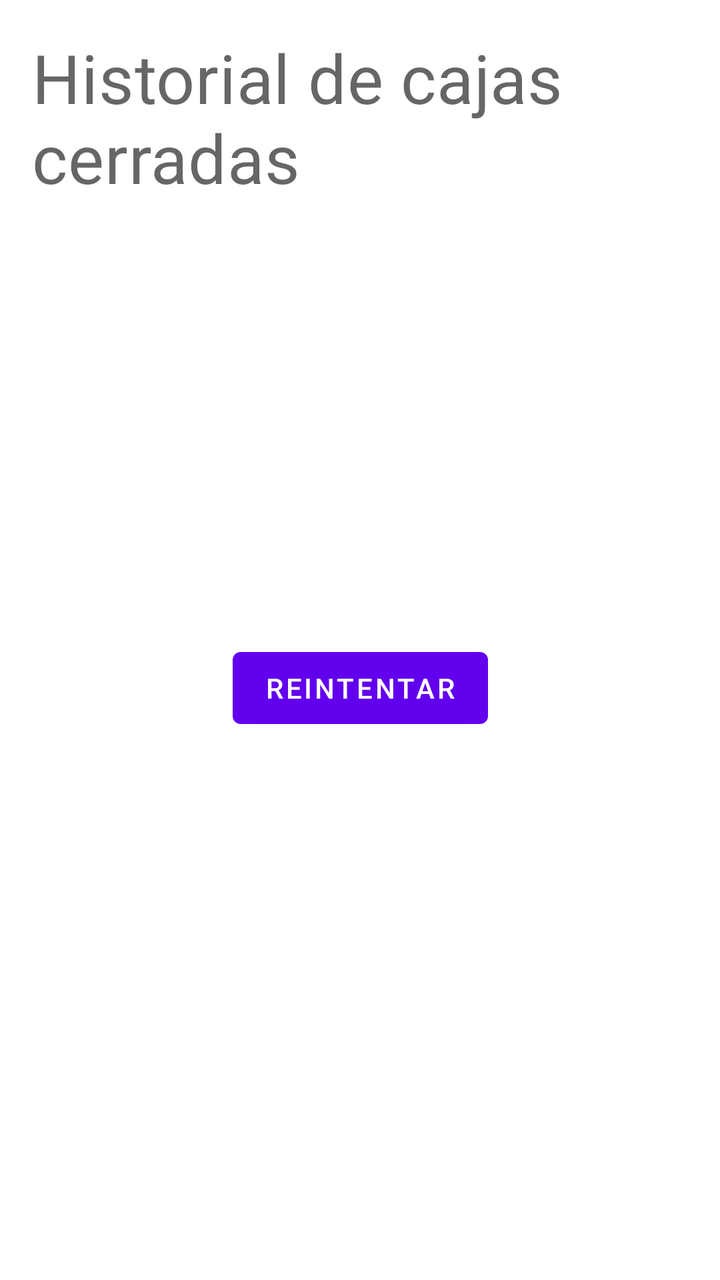
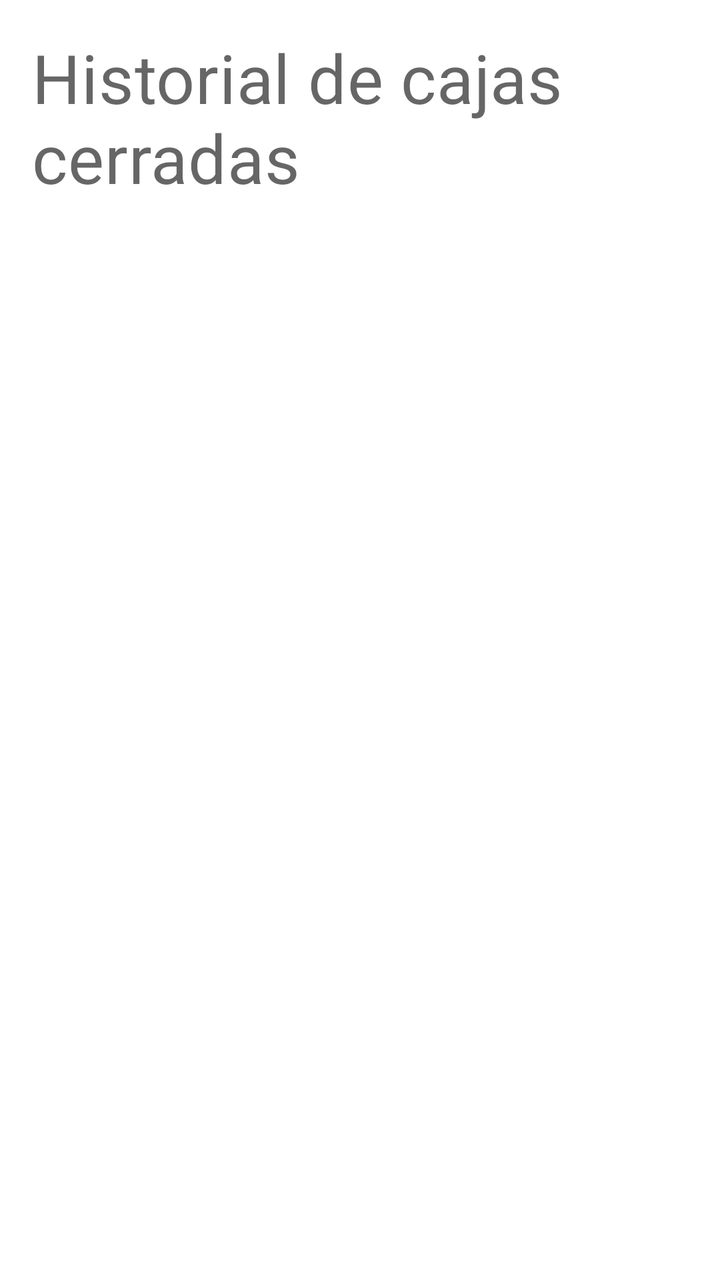

Before-and-after screenshots of an Android layout around one commit, followed by the original layout XML and the change that was made.
<!-- AndroidManifest.xml: application theme Theme.Appmovilgastronomia -->
<!-- res/layout/fragment_caja_historial.xml -->
<?xml version="1.0" encoding="utf-8"?>
<androidx.constraintlayout.widget.ConstraintLayout xmlns:android="http://schemas.android.com/apk/res/android"
    xmlns:app="http://schemas.android.com/apk/res-auto" android:layout_width="match_parent"
    android:layout_height="match_parent" android:background="?attr/colorSurface" android:padding="16dp">
    <TextView android:id="@+id/text_header" android:layout_width="0dp" android:layout_height="wrap_content"
        android:text="@string/caja_historial_title" android:textAppearance="?attr/textAppearanceHeadline4"
        app:layout_constraintEnd_toEndOf="parent" app:layout_constraintStart_toStartOf="parent" app:layout_constraintTop_toTopOf="parent" />
    <androidx.recyclerview.widget.RecyclerView android:id="@+id/recycler_historial" android:layout_width="0dp"
        android:layout_height="0dp" android:layout_marginTop="12dp" app:layout_constraintBottom_toBottomOf="parent"
        app:layout_constraintEnd_toEndOf="parent" app:layout_constraintStart_toStartOf="parent" app:layout_constraintTop_toBottomOf="@id/text_header" />
    <TextView android:id="@+id/text_empty" android:layout_width="wrap_content" android:layout_height="wrap_content"
        android:text="@string/caja_historial_empty" android:visibility="gone" app:layout_constraintBottom_toBottomOf="@id/recycler_historial"
        app:layout_constraintEnd_toEndOf="parent" app:layout_constraintStart_toStartOf="parent" app:layout_constraintTop_toTopOf="@id/recycler_historial" />
    <ProgressBar android:id="@+id/progress_bar" android:layout_width="wrap_content" android:layout_height="wrap_content"
        android:visibility="gone" app:layout_constraintBottom_toBottomOf="parent" app:layout_constraintEnd_toEndOf="parent"
        app:layout_constraintStart_toStartOf="parent" app:layout_constraintTop_toTopOf="parent" />
    <TextView android:id="@+id/text_error" android:layout_width="0dp" android:layout_height="wrap_content"
        android:gravity="center" android:textColor="?attr/colorError" android:visibility="gone"
        app:layout_constraintBottom_toBottomOf="parent" app:layout_constraintEnd_toEndOf="parent"
        app:layout_constraintStart_toStartOf="parent" app:layout_constraintTop_toTopOf="parent" />
    <com.google.android.material.button.MaterialButton android:id="@+id/button_retry" android:layout_width="wrap_content"
        android:layout_height="wrap_content" android:text="@string/retry" app:layout_constraintEnd_toEndOf="parent"
        app:layout_constraintStart_toStartOf="parent" app:layout_constraintTop_toBottomOf="@id/text_error" />
</androidx.constraintlayout.widget.ConstraintLayout>
<!-- resources referenced by this layout -->
<resources>
  <string name="caja_historial_empty">No hay cajas cerradas</string>
  <string name="caja_historial_title">Historial de cajas cerradas</string>
  <string name="retry">Reintentar</string>
  <style name="Theme.Appmovilgastronomia" parent="Theme.MaterialComponents.DayNight.DarkActionBar">
          
          <item name="colorPrimary">@color/purple_500</item>
          <item name="colorPrimaryVariant">@color/purple_700</item>
          <item name="colorOnPrimary">@color/white</item>
          
          <item name="colorSecondary">@color/teal_200</item>
          <item name="colorSecondaryVariant">@color/teal_700</item>
          <item name="colorOnSecondary">@color/black</item>
          
          <item name="android:statusBarColor">?attr/colorPrimaryVariant</item>
          
      </style>
  <color name="purple_500">#FF6200EE</color>
  <color name="purple_700">#FF3700B3</color>
  <color name="white">#FFFFFFFF</color>
  <color name="teal_200">#FF03DAC5</color>
  <color name="teal_700">#FF018786</color>
  <color name="black">#FF000000</color>
</resources>

<!-- the commit's change to res/layout/fragment_caja_historial.xml (unified diff, before → after) -->
@@ -19,6 +19,7 @@
         app:layout_constraintBottom_toBottomOf="parent" app:layout_constraintEnd_toEndOf="parent"
         app:layout_constraintStart_toStartOf="parent" app:layout_constraintTop_toTopOf="parent" />
     <com.google.android.material.button.MaterialButton android:id="@+id/button_retry" android:layout_width="wrap_content"
-        android:layout_height="wrap_content" android:text="@string/retry" app:layout_constraintEnd_toEndOf="parent"
+        android:layout_height="wrap_content" android:text="@string/retry" android:visibility="gone"
+        app:layout_constraintEnd_toEndOf="parent"
         app:layout_constraintStart_toStartOf="parent" app:layout_constraintTop_toBottomOf="@id/text_error" />
 </androidx.constraintlayout.widget.ConstraintLayout>
